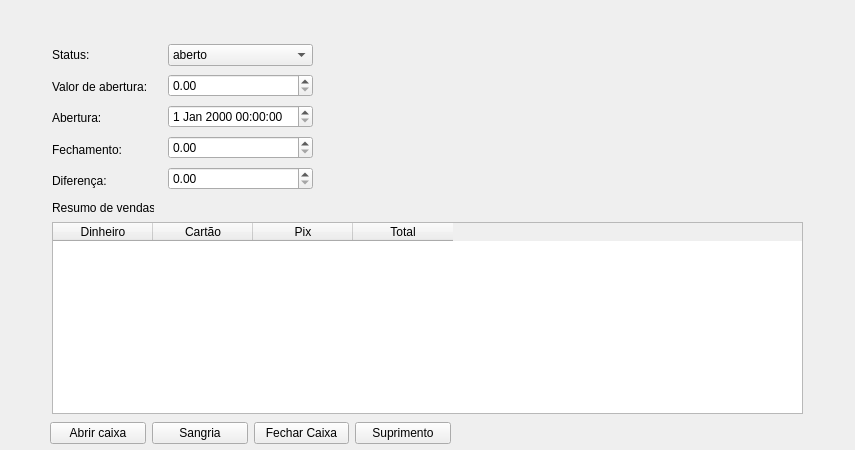
Above: erp-projeto/caixawindow.ui from jaques-lo/erp-projeto before the change. Below: the same form after it.
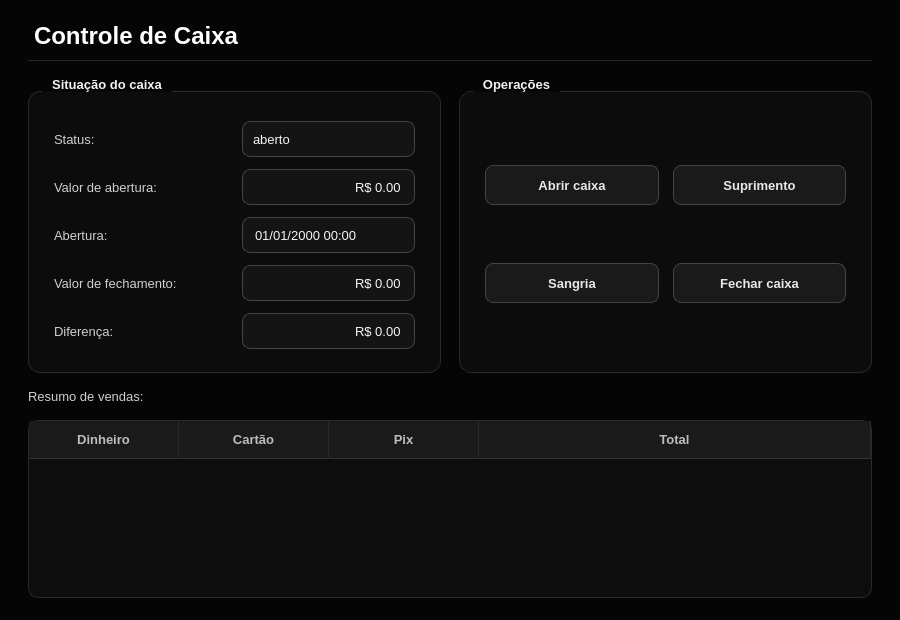
That is the form after the change.

Commit message:
Atualiza fontes do projeto ERP (telas e login, Tela de Sobra) e adiciona logoBG
Arquivos de importância para alterar e rodar na máquina: código (cpp/h/pro), telas (ui), recursos (qrc) e imagem da logoBG.

What changed in the file:
```diff
--- a/erp-projeto/caixawindow.ui
+++ b/erp-projeto/caixawindow.ui
@@ -6,182 +6,1028 @@
    <rect>
     <x>0</x>
     <y>0</y>
-    <width>855</width>
-    <height>450</height>
+    <width>900</width>
+    <height>620</height>
    </rect>
   </property>
+  <property name="minimumSize">
+   <size>
+    <width>720</width>
+    <height>496</height>
+   </size>
+  </property>
   <property name="windowTitle">
    <string>Form</string>
   </property>
-  <widget class="QLabel" name="label_5">
-   <property name="geometry">
-    <rect>
-     <x>52</x>
-     <y>200</y>
-     <width>102</width>
-     <height>16</height>
-    </rect>
+  <property name="palette">
+   <palette>
+    <active>
+     <colorrole role="WindowText">
+      <brush brushstyle="SolidPattern">
+       <color alpha="255">
+        <red>232</red>
+        <green>232</green>
+        <blue>232</blue>
+       </color>
+      </brush>
+     </colorrole>
+     <colorrole role="Button">
+      <brush brushstyle="SolidPattern">
+       <color alpha="255">
+        <red>26</red>
+        <green>26</green>
+        <blue>26</blue>
+       </color>
+      </brush>
+     </colorrole>
+     <colorrole role="Text">
+      <brush brushstyle="SolidPattern">
+       <color alpha="255">
+        <red>245</red>
+        <green>245</green>
+        <blue>245</blue>
+       </color>
+      </brush>
+     </colorrole>
+     <colorrole role="ButtonText">
+      <brush brushstyle="SolidPattern">
+       <color alpha="255">
+        <red>232</red>
+        <green>232</green>
+        <blue>232</blue>
+       </color>
+      </brush>
+     </colorrole>
+     <colorrole role="Base">
+      <brush brushstyle="SolidPattern">
+       <color alpha="255">
+        <red>20</red>
+        <green>20</green>
+        <blue>20</blue>
+       </color>
+      </brush>
+     </colorrole>
+     <colorrole role="AlternateBase">
+      <brush brushstyle="SolidPattern">
+       <color alpha="255">
+        <red>19</red>
+        <green>19</green>
+        <blue>19</blue>
+       </color>
+      </brush>
+     </colorrole>
+     <colorrole role="Window">
+      <brush brushstyle="SolidPattern">
+       <color alpha="255">
+        <red>5</red>
+        <green>5</green>
+        <blue>5</blue>
+       </color>
+      </brush>
+     </colorrole>
+     <colorrole role="Highlight">
+      <brush brushstyle="SolidPattern">
+       <color alpha="255">
+        <red>119</red>
+        <green>119</green>
+        <blue>119</blue>
+       </color>
+      </brush>
+     </colorrole>
+     <colorrole role="HighlightedText">
+      <brush brushstyle="SolidPattern">
+       <color alpha="255">
+        <red>255</red>
+        <green>255</green>
+        <blue>255</blue>
+       </color>
+      </brush>
+     </colorrole>
+     <colorrole role="PlaceholderText">
+      <brush brushstyle="SolidPattern">
+       <color alpha="255">
+        <red>119</red>
+        <green>119</green>
+        <blue>119</blue>
+       </color>
+      </brush>
+     </colorrole>
+    </active>
+    <inactive>
+     <colorrole role="WindowText">
+      <brush brushstyle="SolidPattern">
+       <color alpha="255">
+        <red>232</red>
+        <green>232</green>
+        <blue>232</blue>
+       </color>
+      </brush>
+     </colorrole>
+     <colorrole role="Button">
+      <brush brushstyle="SolidPattern">
+       <color alpha="255">
+        <red>26</red>
+        <green>26</green>
+        <blue>26</blue>
+       </color>
+      </brush>
+     </colorrole>
+     <colorrole role="Text">
+      <brush brushstyle="SolidPattern">
+       <color alpha="255">
+        <red>245</red>
+        <green>245</green>
+        <blue>245</blue>
+       </color>
+      </brush>
+     </colorrole>
+     <colorrole role="ButtonText">
+      <brush brushstyle="SolidPattern">
+       <color alpha="255">
+        <red>232</red>
+        <green>232</green>
+        <blue>232</blue>
+       </color>
+      </brush>
+     </colorrole>
+     <colorrole role="Base">
+      <brush brushstyle="SolidPattern">
+       <color alpha="255">
+        <red>20</red>
+        <green>20</green>
+        <blue>20</blue>
+       </color>
+      </brush>
+     </colorrole>
+     <colorrole role="AlternateBase">
+      <brush brushstyle="SolidPattern">
+       <color alpha="255">
+        <red>19</red>
+        <green>19</green>
+        <blue>19</blue>
+       </color>
+      </brush>
+     </colorrole>
+     <colorrole role="Window">
+      <brush brushstyle="SolidPattern">
+       <color alpha="255">
+        <red>5</red>
+        <green>5</green>
+        <blue>5</blue>
+       </color>
+      </brush>
+     </colorrole>
+     <colorrole role="Highlight">
+      <brush brushstyle="SolidPattern">
+       <color alpha="255">
+        <red>119</red>
+        <green>119</green>
+        <blue>119</blue>
+       </color>
+      </brush>
+     </colorrole>
+     <colorrole role="HighlightedText">
+      <brush brushstyle="SolidPattern">
+       <color alpha="255">
+        <red>255</red>
+        <green>255</green>
+        <blue>255</blue>
+       </color>
+      </brush>
+     </colorrole>
+     <colorrole role="PlaceholderText">
+      <brush brushstyle="SolidPattern">
+       <color alpha="255">
+        <red>119</red>
+        <green>119</green>
+        <blue>119</blue>
+       </color>
+      </brush>
+     </colorrole>
+    </inactive>
+    <disabled>
+     <colorrole role="WindowText">
+      <brush brushstyle="SolidPattern">
+       <color alpha="255">
+        <red>102</red>
+        <green>102</green>
+        <blue>102</blue>
+       </color>
+      </brush>
+     </colorrole>
+     <colorrole role="Button">
+      <brush brushstyle="SolidPattern">
+       <color alpha="255">
+        <red>26</red>
+        <green>26</green>
+        <blue>26</blue>
+       </color>
+      </brush>
+     </colorrole>
+     <colorrole role="Text">
+      <brush brushstyle="SolidPattern">
+       <color alpha="255">
+        <red>102</red>
+        <green>102</green>
+        <blue>102</blue>
+       </color>
+      </brush>
+     </colorrole>
+     <colorrole role="ButtonText">
+      <brush brushstyle="SolidPattern">
+       <color alpha="255">
+        <red>102</red>
+        <green>102</green>
+        <blue>102</blue>
+       </color>
+      </brush>
+     </colorrole>
+     <colorrole role="Base">
+      <brush brushstyle="SolidPattern">
+       <color alpha="255">
+        <red>20</red>
+        <green>20</green>
+        <blue>20</blue>
+       </color>
+      </brush>
+     </colorrole>
+     <colorrole role="AlternateBase">
+      <brush brushstyle="SolidPattern">
+       <color alpha="255">
+        <red>19</red>
+        <green>19</green>
+        <blue>19</blue>
+       </color>
+      </brush>
+     </colorrole>
+     <colorrole role="Window">
+      <brush brushstyle="SolidPattern">
+       <color alpha="255">
+        <red>5</red>
+        <green>5</green>
+        <blue>5</blue>
+       </color>
+      </brush>
+     </colorrole>
+     <colorrole role="Highlight">
+      <brush brushstyle="SolidPattern">
+       <color alpha="255">
+        <red>119</red>
+        <green>119</green>
+        <blue>119</blue>
+       </color>
+      </brush>
+     </colorrole>
+     <colorrole role="HighlightedText">
+      <brush brushstyle="SolidPattern">
+       <color alpha="255">
+        <red>255</red>
+        <green>255</green>
+        <blue>255</blue>
+       </color>
+      </brush>
+     </colorrole>
+     <colorrole role="PlaceholderText">
+      <brush brushstyle="SolidPattern">
+       <color alpha="255">
+        <red>119</red>
+        <green>119</green>
+        <blue>119</blue>
+       </color>
+      </brush>
+     </colorrole>
+    </disabled>
+   </palette>
+  </property>
+  <property name="styleSheet">
+   <string notr="true">#CaixaWindow {
+    background-color: #050505;
+}
+
+QWidget {
+    font-family: "Segoe UI", "DejaVu Sans", "Noto Sans", sans-serif;
+    font-size: 10pt;
+}
+
+/* ---------- Textos ---------- */
+QLabel {
+    color: #cfcfcf;
+    background: transparent;
+    font-weight: normal;
+}
+
+QLabel#lblTitulo {
+    color: #ffffff;
+    font-size: 18pt;
+    font-weight: bold;
+    padding-bottom: 10px;
+    border-bottom: 1px solid #262626;
+}
+
+QLabel[role="section"] {
+    color: #ffffff;
+    font-size: 11pt;
+    font-weight: bold;
+}
+
+QLabel[role="hint"] {
+    color: #777777;
+    font-size: 9pt;
+}
+
+QLabel[role="value"] {
+    color: #ffffff;
+    font-weight: bold;
+}
+
+QToolTip {
+    background-color: #1a1a1a;
+    color: #f5f5f5;
+    border: 1px solid #444444;
+    padding: 4px 8px;
+}
+
+/* ---------- Cartões / grupos ---------- */
+QGroupBox {
+    background-color: #0c0c0c;
+    border: 1px solid #2a2a2a;
+    border-radius: 12px;
+    margin-top: 14px;
+    padding: 20px 16px 14px 16px;
+    color: #f2f2f2;
+    font-weight: bold;
+}
+
+QGroupBox::title {
+    subcontrol-origin: margin;
+    subcontrol-position: top left;
+    left: 14px;
+    padding: 0 8px;
+    color: #f2f2f2;
+}
+
+QFrame[variant="card"] {
+    background-color: #0c0c0c;
+    border: 1px solid #2a2a2a;
+    border-radius: 12px;
+}
+
+QFrame#lineSep {
+    background-color: #2a2a2a;
+    border: none;
+}
+
+/* ---------- Campos de entrada ---------- */
+QLineEdit,
+QComboBox,
+QAbstractSpinBox,
+QDateEdit,
+QDateTimeEdit {
+    background-color: #141414;
+    color: #f5f5f5;
+    border: 1px solid #444444;
+    border-radius: 8px;
+    padding: 6px 10px;
+    min-height: 22px;
+    selection-background-color: #777777;
+    selection-color: #ffffff;
+    font-weight: normal;
+}
+
+QLineEdit:hover,
+QComboBox:hover,
+QAbstractSpinBox:hover,
+QDateEdit:hover,
+QDateTimeEdit:hover {
+    border: 1px solid #666666;
+}
+
+QLineEdit:focus,
+QComboBox:focus,
+QAbstractSpinBox:focus,
+QDateEdit:focus,
+QDateTimeEdit:focus {
+    border: 1px solid #d8d8d8;
+    background-color: #181818;
+}
+
+QLineEdit:read-only,
+QAbstractSpinBox:read-only {
+    color: #bdbdbd;
+}
+
+QLineEdit:disabled,
+QComboBox:disabled,
+QAbstractSpinBox:disabled,
+QDateEdit:disabled,
+QDateTimeEdit:disabled {
+    background-color: #0e0e0e;
+    color: #666666;
+    border: 1px solid #2a2a2a;
+}
+
+/* Campo de total (somente leitura, em destaque) */
+QDoubleSpinBox[variant="total"] {
+    font-size: 20pt;
+    font-weight: bold;
+    color: #ffffff;
+    background-color: #0a0a0a;
+    border: 1px solid #333333;
+    padding: 8px 14px;
+    min-height: 36px;
+}
+
+/* ---------- ComboBox / Data ---------- */
+QComboBox {
+    padding-right: 30px;
+}
+
+QComboBox::drop-down,
+QDateEdit::drop-down,
+QDateTimeEdit::drop-down {
+    subcontrol-origin: padding;
+    subcontrol-position: center right;
+    width: 28px;
+    border: none;
+    background: transparent;
+}
+
+QComboBox::down-arrow,
+QDateEdit::down-arrow,
+QDateTimeEdit::down-arrow {
+    image: none;
+    width: 0px;
+    height: 0px;
+    border-left: 5px solid transparent;
+    border-right: 5px solid transparent;
+    border-top: 6px solid #bdbdbd;
+    margin-right: 8px;
+}
+
+QComboBox QAbstractItemView {
+    background-color: #141414;
+    color: #f5f5f5;
+    border: 1px solid #444444;
+    selection-background-color: #2e2e2e;
+    selection-color: #ffffff;
+    outline: 0;
+}
+
+/* ---------- SpinBox com botões ---------- */
+QSpinBox {
+    padding-right: 26px;
+}
+
+QSpinBox::up-button {
+    subcontrol-origin: border;
+    subcontrol-position: top right;
+    width: 22px;
+    border: none;
+    background: transparent;
+}
+
+QSpinBox::down-button {
+    subcontrol-origin: border;
+    subcontrol-position: bottom right;
+    width: 22px;
+    border: none;
+    background: transparent;
+}
+
+QSpinBox::up-arrow {
+    image: none;
+    width: 0px;
+    height: 0px;
+    border-left: 4px solid transparent;
+    border-right: 4px solid transparent;
+    border-bottom: 5px solid #bdbdbd;
+}
+
+QSpinBox::down-arrow {
+    image: none;
+    width: 0px;
+    height: 0px;
+    border-left: 4px solid transparent;
+    border-right: 4px solid transparent;
+    border-top: 5px solid #bdbdbd;
+}
+
+/* ---------- Calendário (popup do QDateEdit) ---------- */
+QCalendarWidget QWidget {
+    background-color: #141414;
+    color: #f5f5f5;
+}
+
+QCalendarWidget QToolButton {
+    background-color: transparent;
+    color: #f5f5f5;
+    border: none;
+    padding: 4px 8px;
+}
+
+QCalendarWidget QAbstractItemView:enabled {
+    background-color: #0d0d0d;
+    color: #f5f5f5;
+    selection-background-color: #f2f2f2;
+    selection-color: #080808;
+}
+
+QCalendarWidget QAbstractItemView:disabled {
+    color: #555555;
+}
+
+/* ---------- CheckBox ---------- */
+QCheckBox {
+    color: #e8e8e8;
+    background: transparent;
+    spacing: 10px;
+    font-weight: normal;
+}
+
+QCheckBox::indicator {
+    width: 18px;
+    height: 18px;
+    border: 1px solid #555555;
+    border-radius: 5px;
+    background-color: #141414;
+}
+
+QCheckBox::indicator:hover {
+    border: 1px solid #999999;
+}
+
+QCheckBox::indicator:checked {
+    background-color: #f2f2f2;
+    border: 1px solid #f2f2f2;
+}
+
+/* ---------- Botões ---------- */
+QPushButton {
+    background-color: #1a1a1a;
+    color: #e8e8e8;
+    border: 1px solid #444444;
+    border-radius: 8px;
+    padding: 8px 22px;
+    min-height: 22px;
+    min-width: 92px;
+    font-weight: bold;
+}
+
+QPushButton:hover {
+    background-color: #262626;
+    border: 1px solid #666666;
+    color: #ffffff;
+}
+
+QPushButton:pressed {
+    background-color: #333333;
+}
+
+QPushButton:disabled {
+    background-color: #111111;
+    color: #555555;
+    border: 1px solid #2a2a2a;
+}
+
+QPushButton[variant="primary"] {
+    background-color: #f2f2f2;
+    color: #080808;
+    border: 1px solid #f2f2f2;
+}
+
+QPushButton[variant="primary"]:hover {
+    background-color: #d2d2d2;
+    border: 1px solid #d2d2d2;
+    color: #080808;
+}
+
+QPushButton[variant="primary"]:pressed {
+    background-color: #aaaaaa;
+    border: 1px solid #aaaaaa;
+}
+
+QPushButton[variant="danger"] {
+    background-color: transparent;
+    color: #ff9494;
+    border: 1px solid #6b2f2f;
+}
+
+QPushButton[variant="danger"]:hover {
+    background-color: #2a1212;
+    color: #ffb4b4;
+    border: 1px solid #a04444;
+}
+
+QPushButton[variant="danger"]:pressed {
+    background-color: #3a1818;
+}
+
+QPushButton[variant="ghost"] {
+    background-color: transparent;
+    color: #bdbdbd;
+    border: 1px solid #333333;
+}
+
+QPushButton[variant="ghost"]:hover {
+    background-color: #1a1a1a;
+    color: #ffffff;
+    border: 1px solid #666666;
+}
+
+/* ---------- Tabelas ---------- */
+QTableWidget,
+QTableView {
+    background-color: #0d0d0d;
+    alternate-background-color: #131313;
+    color: #e8e8e8;
+    gridline-color: #232323;
+    border: 1px solid #2a2a2a;
+    border-radius: 10px;
+    selection-background-color: #2f2f2f;
+    selection-color: #ffffff;
+    outline: 0;
+}
+
+QTableWidget::item,
+QTableView::item {
+    padding: 4px 8px;
+    border: none;
+}
+
+QHeaderView {
+    background-color: transparent;
+}
+
+QHeaderView::section {
+    background-color: #1a1a1a;
+    color: #bdbdbd;
+    padding: 9px 10px;
+    border: none;
+    border-right: 1px solid #2a2a2a;
+    border-bottom: 1px solid #333333;
+    font-weight: bold;
+}
+
+QTableCornerButton::section {
+    background-color: #1a1a1a;
+    border: none;
+}
+
+/* ---------- Barras de rolagem ---------- */
+QScrollBar:vertical {
+    background: transparent;
+    width: 10px;
+    margin: 2px;
+}
+
+QScrollBar::handle:vertical {
+    background: #3a3a3a;
+    border-radius: 3px;
+    min-height: 28px;
+}
+
+QScrollBar::handle:vertical:hover {
+    background: #5a5a5a;
+}
+
+QScrollBar:horizontal {
+    background: transparent;
+    height: 10px;
+    margin: 2px;
+}
+
+QScrollBar::handle:horizontal {
+    background: #3a3a3a;
+    border-radius: 3px;
+    min-width: 28px;
+}
+
+QScrollBar::handle:horizontal:hover {
+    background: #5a5a5a;
+}
+
+QScrollBar::add-line,
+QScrollBar::sub-line {
+    width: 0px;
+    height: 0px;
+}
+
+QScrollBar::add-page,
+QScrollBar::sub-page {
+    background: transparent;
+}
+
+/* ---------- Caixas de diálogo abertas a partir da tela ---------- */
+QMessageBox,
+QDialog {
+    background-color: #0d0d0d;
+}
+
+QMessageBox QLabel {
+    color: #f0f0f0;
+}</string>
+  </property>
+  <layout class="QVBoxLayout" name="rootLayout">
+   <property name="spacing">
+    <number>16</number>
    </property>
-   <property name="text">
-    <string>Resumo de vendas:</string>
+   <property name="leftMargin">
+    <number>28</number>
    </property>
-  </widget>
-  <widget class="QTableWidget" name="tableWidget">
-   <property name="geometry">
-    <rect>
-     <x>52</x>
-     <y>222</y>
-     <width>751</width>
-     <height>192</height>
-    </rect>
+   <property name="topMargin">
+    <number>22</number>
    </property>
-   <column>
-    <property name="text">
-     <string>Dinheiro</string>
-    </property>
-   </column>
-   <column>
-    <property name="text">
-     <string>Cartão</string>
-    </property>
-   </column>
-   <column>
-    <property name="text">
-     <string>Pix</string>
-    </property>
-   </column>
-   <column>
-    <property name="text">
-     <string>Total</string>
-    </property>
-   </column>
-  </widget>
-  <widget class="QWidget" name="">
-   <property name="geometry">
-    <rect>
-     <x>50</x>
-     <y>420</y>
-     <width>401</width>
-     <height>26</height>
-    </rect>
+   <property name="rightMargin">
+    <number>28</number>
    </property>
-   <layout class="QHBoxLayout" name="horizontalLayout_2">
-    <item>
-     <widget class="QPushButton" name="pushButton">
-      <property name="text">
-       <string>Abrir caixa</string>
-      </property>
-     </widget>
-    </item>
-    <item>
-     <widget class="QPushButton" name="pushButton_2">
-      <property name="text">
-       <string>Sangria</string>
-      </property>
-     </widget>
-    </item>
-    <item>
-     <widget class="QPushButton" name="pushButton_3">
-      <property name="text">
-       <string>Fechar Caixa</string>
-      </property>
-     </widget>
-    </item>
-    <item>
-     <widget class="QPushButton" name="pushButton_4">
-      <property name="text">
-       <string>Suprimento</string>
-      </property>
-     </widget>
-    </item>
-   </layout>
-  </widget>
-  <widget class="QWidget" name="">
-   <property name="geometry">
-    <rect>
-     <x>52</x>
-     <y>42</y>
-     <width>261</width>
-     <height>152</height>
-    </rect>
+   <property name="bottomMargin">
+    <number>22</number>
    </property>
-   <layout class="QHBoxLayout" name="horizontalLayout">
-    <item>
-     <layout class="QVBoxLayout" name="verticalLayout">
-      <item>
-       <widget class="QLabel" name="label">
-        <property name="text">
-         <string>Status:</string>
+   <item>
+    <widget class="QLabel" name="lblTitulo">
+     <property name="text">
+      <string>Controle de Caixa</string>
+     </property>
+    </widget>
+   </item>
+   <item>
+    <layout class="QHBoxLayout" name="lay_3">
+     <property name="spacing">
+      <number>18</number>
+     </property>
+     <property name="leftMargin">
+      <number>0</number>
+     </property>
+     <property name="topMargin">
+      <number>0</number>
+     </property>
+     <property name="rightMargin">
+      <number>0</number>
+     </property>
+     <property name="bottomMargin">
+      <number>0</number>
+     </property>
+     <item>
+      <widget class="QGroupBox" name="grpSituacao">
+       <property name="title">
+        <string>Situação do caixa</string>
+       </property>
+       <layout class="QGridLayout" name="lay_1">
+        <property name="horizontalSpacing">
+         <number>14</number>
         </property>
-       </widget>
-      </item>
-      <item>
-       <widget class="QLabel" name="label_3">
-        <property name="text">
-         <string>Valor de abertura:</string>
+        <property name="verticalSpacing">
+         <number>12</number>
         </property>
-       </widget>
-      </item>
-      <item>
-       <widget class="QLabel" name="label_4">
-        <property name="text">
-         <string>Abertura:</string>
+        <item row="0" column="0">
+         <widget class="QLabel" name="label">
+          <property name="text">
+           <string>Status:</string>
+          </property>
+         </widget>
+        </item>
+        <item row="0" column="1">
+         <widget class="QComboBox" name="comboBox">
+          <item>
+           <property name="text">
+            <string>aberto</string>
+           </property>
+          </item>
+          <item>
+           <property name="text">
+            <string>fechado</string>
+           </property>
+          </item>
+          <item>
+           <property name="text">
+            <string>destacado</string>
+           </property>
+          </item>
+         </widget>
+        </item>
+        <item row="1" column="0">
+         <widget class="QLabel" name="label_3">
+          <property name="text">
+           <string>Valor de abertura:</string>
+          </property>
+         </widget>
+        </item>
+        <item row="1" column="1">
+         <widget class="QDoubleSpinBox" name="doubleSpinBox">
+          <property name="buttonSymbols">
+           <enum>QAbstractSpinBox::NoButtons</enum>
+          </property>
+          <property name="alignment">
+           <set>Qt::AlignRight|Qt::AlignTrailing|Qt::AlignVCenter</set>
+          </property>
+          <property name="prefix">
+           <string>R$ </string>
+          </property>
+          <property name="decimals">
+           <number>2</number>
+          </property>
+          <property name="minimum">
+           <double>0.0</double>
+          </property>
+          <property name="maximum">
+           <double>999999999.99</double>
+          </property>
+         </widget>
+        </item>
+        <item row="2" column="0">
+         <widget class="QLabel" name="label_4">
+          <property name="text">
+           <string>Abertura:</string>
+          </property>
+         </widget>
+        </item>
+        <item row="2" column="1">
+         <widget class="QDateTimeEdit" name="dateTimeEdit">
+          <property name="displayFormat">
+           <string>dd/MM/yyyy HH:mm</string>
+          </property>
+          <property name="calendarPopup">
+           <bool>true</bool>
+          </property>
+         </widget>
+        </item>
+        <item row="3" column="0">
+         <widget class="QLabel" name="label_6">
+          <property name="text">
+           <string>Valor de fechamento:</string>
+          </property>
+         </widget>
+        </item>
+        <item row="3" column="1">
+         <widget class="QDoubleSpinBox" name="doubleSpinBox_2">
+          <property name="buttonSymbols">
+           <enum>QAbstractSpinBox::NoButtons</enum>
+          </property>
+          <property name="alignment">
+           <set>Qt::AlignRight|Qt::AlignTrailing|Qt::AlignVCenter</set>
+          </property>
+          <property name="prefix">
+           <string>R$ </string>
+          </property>
+          <property name="decimals">
+           <number>2</number>
+          </property>
+          <property name="minimum">
+           <double>0.0</double>
+          </property>
+          <property name="maximum">
+           <double>999999999.99</double>
+          </property>
+         </widget>
+        </item>
+        <item row="4" column="0">
+         <widget class="QLabel" name="label_7">
+          <property name="text">
+           <string>Diferença:</string>
+          </property>
+         </widget>
+        </item>
+        <item row="4" column="1">
+         <widget class="QDoubleSpinBox" name="doubleSpinBox_3">
+          <property name="buttonSymbols">
+           <enum>QAbstractSpinBox::NoButtons</enum>
+          </property>
+          <property name="alignment">
+           <set>Qt::AlignRight|Qt::AlignTrailing|Qt::AlignVCenter</set>
+          </property>
+          <property name="prefix">
+           <string>R$ </string>
+          </property>
+          <property name="decimals">
+           <number>2</number>
+          </property>
+          <property name="minimum">
+           <double>-999999999.99</double>
+          </property>
+          <property name="maximum">
+           <double>999999999.99</double>
+          </property>
+         </widget>
+        </item>
+       </layout>
+      </widget>
+     </item>
+     <item>
+      <widget class="QGroupBox" name="grpOperacoes">
+       <property name="title">
+        <string>Operações</string>
+       </property>
+       <layout class="QGridLayout" name="lay_2">
+        <property name="horizontalSpacing">
+         <number>14</number>
         </property>
-       </widget>
-      </item>
-      <item>
-       <widget class="QLabel" name="label_6">
-        <property name="text">
-         <string>Fechamento:</string>
+        <property name="verticalSpacing">
+         <number>14</number>
         </property>
-       </widget>
-      </item>
-      <item>
-       <widget class="QLabel" name="label_7">
-        <property name="text">
-         <string>Diferença:</string>
-        </property>
-       </widget>
-      </item>
-     </layout>
-    </item>
-    <item>
-     <layout class="QVBoxLayout" name="verticalLayout_2">
-      <item>
-       <widget class="QComboBox" name="comboBox">
-        <item>
-         <property name="text">
-          <string>aberto</string>
-         </property>
+        <item row="0" column="0">
+         <widget class="QPushButton" name="pushButton">
+          <property name="text">
+           <string>Abrir caixa</string>
+          </property>
+          <property name="variant" stdset="0">
+           <string>primary</string>
+          </property>
+          <property name="cursor">
+           <cursorShape>PointingHandCursor</cursorShape>
+          </property>
+         </widget>
         </item>
-        <item>
-         <property name="text">
-          <string>fechado</string>
-         </property>
+        <item row="0" column="1">
+         <widget class="QPushButton" name="pushButton_4">
+          <property name="text">
+           <string>Suprimento</string>
+          </property>
+          <property name="cursor">
+           <cursorShape>PointingHandCursor</cursorShape>
+          </property>
+         </widget>
         </item>
-        <item>
-         <property name="text">
-          <string>destacado</string>
-         </property>
+        <item row="1" column="0">
+         <widget class="QPushButton" name="pushButton_2">
+          <property name="text">
+           <string>Sangria</string>
+          </property>
+          <property name="cursor">
+           <cursorShape>PointingHandCursor</cursorShape>
+          </property>
+         </widget>
         </item>
-       </widget>
-      </item>
-      <item>
-       <widget class="QDoubleSpinBox" name="doubleSpinBox"/>
-      </item>
-      <item>
-       <widget class="QDateTimeEdit" name="dateTimeEdit"/>
-      </item>
-      <item>
-       <widget class="QDoubleSpinBox" name="doubleSpinBox_2"/>
-      </item>
-      <item>
-       <widget class="QDoubleSpinBox" name="doubleSpinBox_3"/>
-      </item>
-     </layout>
-    </item>
-   </layout>
-  </widget>
+        <item row="1" column="1">
+         <widget class="QPushButton" name="pushButton_3">
+          <property name="text">
+           <string>Fechar caixa</string>
+          </property>
+          <property name="variant" stdset="0">
+           <string>danger</string>
+          </property>
+          <property name="cursor">
+           <cursorShape>PointingHandCursor</cursorShape>
+          </property>
+         </widget>
+        </item>
+       </layout>
+      </widget>
+     </item>
+    </layout>
+   </item>
+   <item>
+    <widget class="QLabel" name="label_5">
+     <property name="text">
+      <string>Resumo de vendas:</string>
+     </property>
+     <property name="role" stdset="0">
+      <string>section</string>
+     </property>
+    </widget>
+   </item>
+   <item>
+    <widget class="QTableWidget" name="tableWidget">
+     <property name="alternatingRowColors">
+      <bool>true</bool>
+     </property>
+     <property name="selectionBehavior">
+      <enum>QAbstractItemView::SelectRows</enum>
+     </property>
+     <property name="showGrid">
+      <bool>false</bool>
+     </property>
+     <attribute name="horizontalHeaderDefaultSectionSize">
+      <number>150</number>
+     </attribute>
+     <attribute name="horizontalHeaderStretchLastSection">
+      <bool>true</bool>
+     </attribute>
+     <attribute name="verticalHeaderVisible">
+      <bool>false</bool>
+     </attribute>
+     <column>
+      <property name="text">
+       <string>Dinheiro</string>
+      </property>
+     </column>
+     <column>
+      <property name="text">
+       <string>Cartão</string>
+      </property>
+     </column>
+     <column>
+      <property name="text">
+       <string>Pix</string>
+      </property>
+     </column>
+     <column>
+      <property name="text">
+       <string>Total</string>
+      </property>
+     </column>
+    </widget>
+   </item>
+  </layout>
  </widget>
  <resources/>
  <connections/>
```
Left out of the diff: 6 changed lines with no effect on the pictures. The commit also changes 23 other files.
